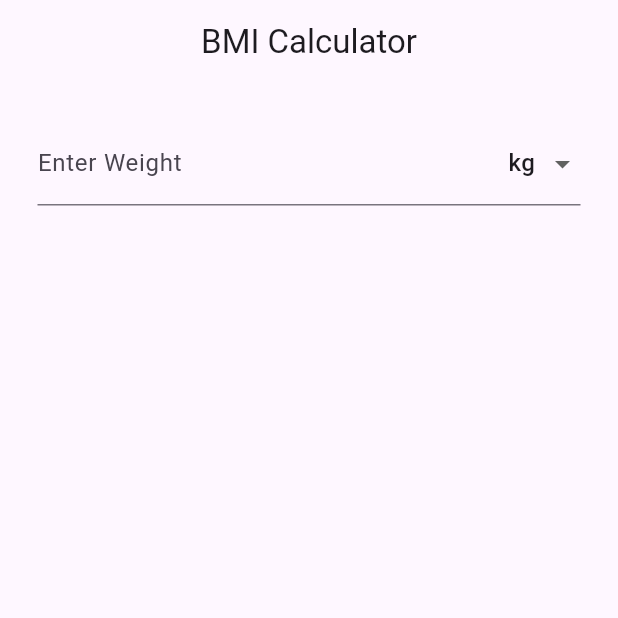
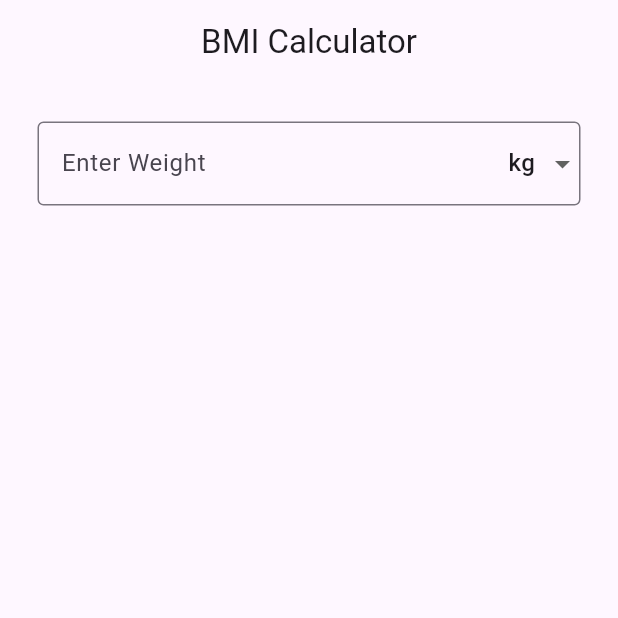
Before and after one commit to lucifron28/bmi-calculator, a Flutter app: the screen it shows after launch, on a phone screen of 412 x 824 dp, the top half of it. Run offline on Flutter 3.47's test engine with Material 3 defaults, Android fonts, the phone set to English and light mode, and no system bars.

```diff
--- a/lib/unit_text_form_field.dart
+++ b/lib/unit_text_form_field.dart
@@ -5,7 +5,7 @@ class UnitTextFormField extends StatelessWidget {
   final String? labelText;
   final String? selectedUnit;
   final List<String> units;
-  final void Function(String?) onUnitChanged;
+  final void Function(String?)? onUnitChanged;
   final String? Function(String?)? validator;
   const UnitTextFormField({
     super.key,
@@ -21,8 +21,10 @@ class UnitTextFormField extends StatelessWidget {
   Widget build(BuildContext context) {
     return TextFormField(
       controller: controller,
+      keyboardType: TextInputType.number,
       decoration: InputDecoration(
         labelText: labelText,
+        border: OutlineInputBorder(),
         suffixIcon: SizedBox(
           child: DropdownButtonHideUnderline(
             child: DropdownButton(
```
